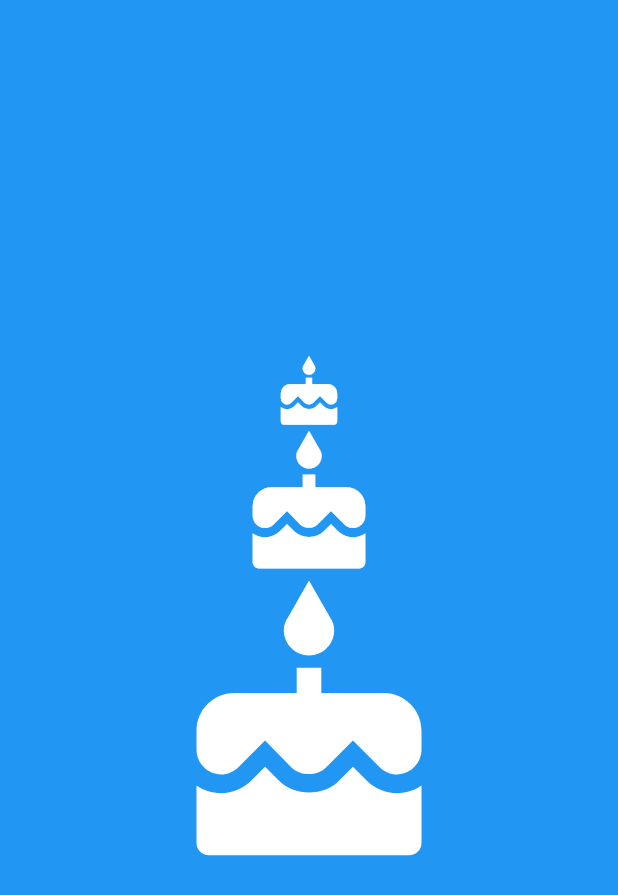
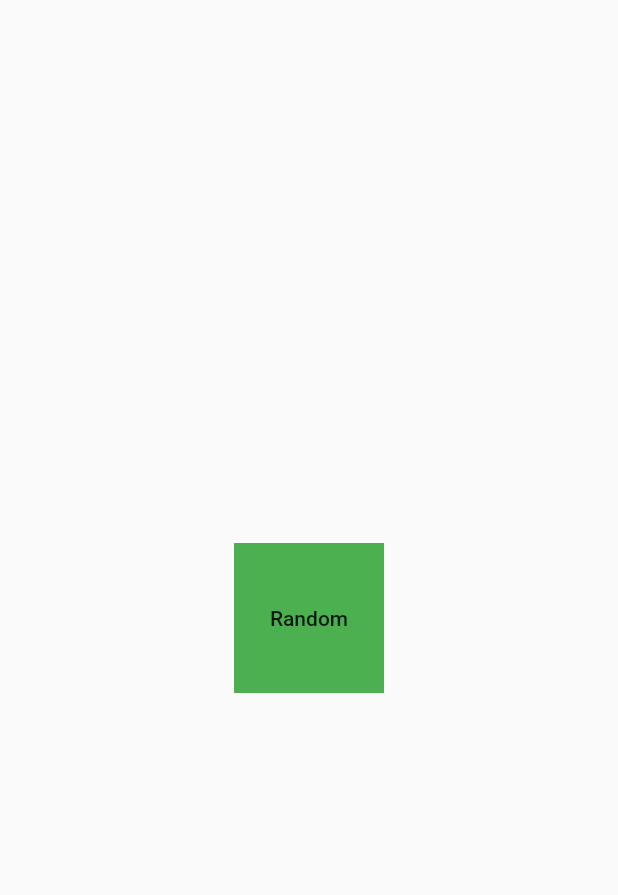
Before and after one commit to 0xSSDD/quizapp, a Flutter app: the screen it shows after launch, on a phone screen of 412 x 824 dp. Shown: the top 895 px of the screen. Run offline on Flutter 3.47's test engine with Material 2 defaults, Android fonts, the phone set to English and light mode, and no system bars.

Commit message:
uses animation

```diff
--- a/lib/main.dart
+++ b/lib/main.dart
@@ -1,28 +1,68 @@
 import 'package:flutter/material.dart';
 import 'package:flutter/cupertino.dart';
 import 'dart:io' show Platform;
+import 'dart:math';
 
 void main() => runApp(MyApp());
+
+
+
 
 class MyApp extends StatelessWidget {
   @override
   Widget build(BuildContext context) {
     return MaterialApp(
       home: Scaffold(
-          body: Container(
-              color: Colors.blue,
-              padding: EdgeInsets.all(16),
-              child: Column(
-                mainAxisAlignment: MainAxisAlignment.center,
-                crossAxisAlignment: CrossAxisAlignment.stretch,
-                children: <Widget>[
-                  Icon(Icons.cake, color: Colors.white, size: 50,),
-                  Icon(Icons.cake, color: Colors.white, size: 100,),
-                  Icon(Icons.cake, color: Colors.white, size: 200,),
-                ],
-              )
+          body: Center(
+            child: CoolBox(),
           )
       ),
     );
   }
+
 }
+
+class CoolBox extends StatefulWidget {
+  const CoolBox({
+    Key key,
+  }) : super(key: key);
+
+  @override
+  _CoolBoxState createState() => _CoolBoxState();
+}
+
+class _CoolBoxState extends State<CoolBox> {
+
+  double width = 100;
+  double height = 100;
+  Color color = Colors.green;
+
+  @override
+  Widget build(BuildContext context) {
+    return AnimatedContainer(
+        duration: Duration(seconds: 2),
+        curve: Curves.bounceInOut,
+        color: color,
+        width: width,
+        height: height,
+        child: FlatButton(
+          child: Text('Random'),
+          onPressed: () {
+
+            setState(() {
+              width = Random().nextDouble() * 400;
+              height = Random().nextDouble() * 400;
+
+              int r = Random().nextInt(255);
+              int b = Random().nextInt(255);
+              int g = Random().nextInt(255);
+              color = Color.fromRGBO(r, b, g, 1);
+            });
+
+
+          },
+        )
+    );
+  }
+
+}
```
